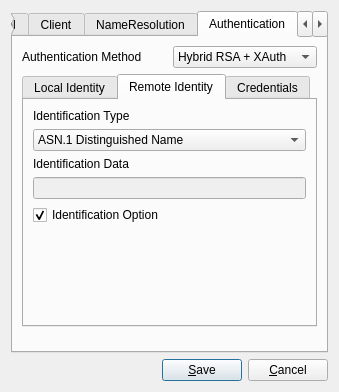
Above: head/source/ikea-qt/site.ui from mkurz/ike before the change. Below: the same form after it.
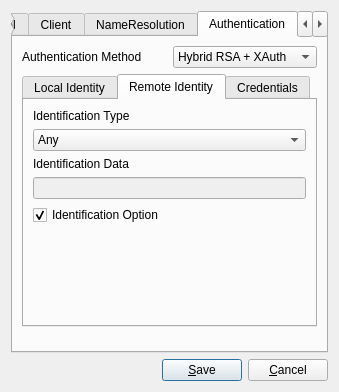
That is the form after the change. The open tabs and pages were chosen to show the change. Icons and pictures are not drawn.

```diff
--- a/head/source/ikea-qt/site.ui
+++ b/head/source/ikea-qt/site.ui
@@ -1103,6 +1103,11 @@
            </item>
            <item>
             <widget class="QComboBox" name="comboBoxRemoteIDType" >
+             <item>
+              <property name="text" >
+               <string>Any</string>
+              </property>
+             </item>
              <item>
               <property name="text" >
                <string>ASN.1 Distinguished Name</string>
```
